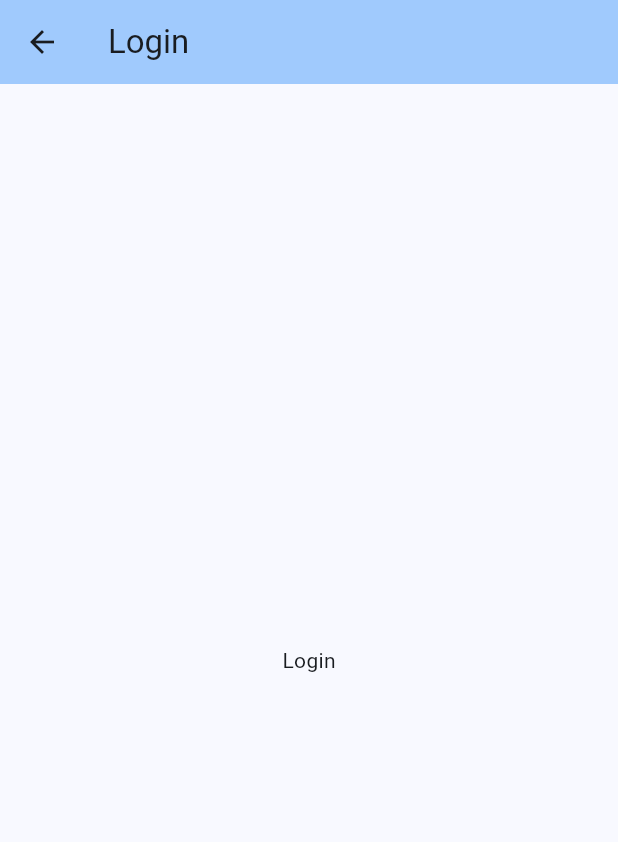
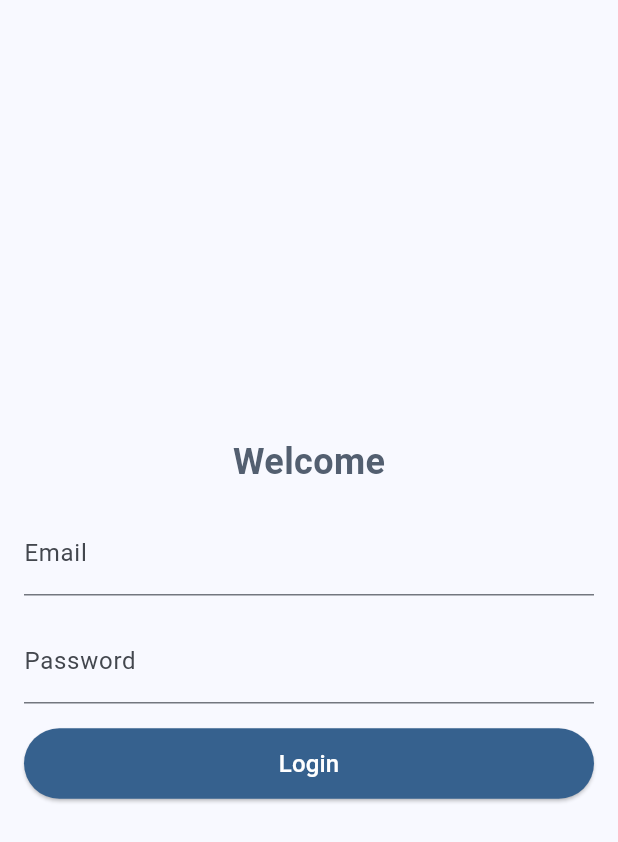
Before and after one commit to vvincentKung/scmp_mobile_assg, a Flutter app: the LoginPage screen opened directly, on a phone screen of 412 x 824 dp. Shown: the top 842 px of the screen. Run offline on Flutter 3.47's test engine with Material 3 defaults, Android fonts, the phone set to English and light mode, and no system bars.

Commit message:
feat: set up login_page

```diff
--- a/lib/main.dart
+++ b/lib/main.dart
@@ -1,5 +1,6 @@
 import 'package:flutter/material.dart';
 import 'package:scmp_mobile_assg/widgets/home/home_page.dart';
+import 'package:scmp_mobile_assg/widgets/login/login_page.dart';
 
 void main() {
   runApp(const MyApp());
@@ -16,7 +17,7 @@ class MyApp extends StatelessWidget {
       theme: ThemeData(
         colorScheme: ColorScheme.fromSeed(seedColor: Colors.blue),
       ),
-      home: const HomePage(),
+      home: const LoginPage(),
     );
   }
 }
--- /dev/null
+++ b/lib/widgets/login/components/login_button.dart
@@ -0,0 +1,25 @@
+import 'package:flutter/material.dart';
+
+class LoginButton extends StatelessWidget {
+  const LoginButton({super.key, required this.onPressed});
+
+  final VoidCallback onPressed;
+
+  @override
+  Widget build(BuildContext context) {
+    return SizedBox(
+      width: double.infinity,
+      child: ElevatedButton(
+        style: ElevatedButton.styleFrom(
+          backgroundColor: Theme.of(context).colorScheme.primary,
+          padding: const EdgeInsets.symmetric(vertical: 12.0),
+        ),
+      onPressed: onPressed,
+      child: Text(
+        'Login',
+        style: TextStyle(color: Theme.of(context).colorScheme.onPrimary, fontSize: 16.0),
+      ),
+      ),
+    );
+  }
+}
--- /dev/null
+++ b/lib/widgets/login/components/login_form.dart
@@ -0,0 +1,64 @@
+import 'package:flutter/material.dart';
+
+class LoginForm extends StatelessWidget {
+  const LoginForm({
+    super.key,
+    required this.formKey,
+    required this.onEmailChanged,
+    required this.onPasswordChanged,
+  });
+
+  final GlobalKey<FormState> formKey;
+  final Function(String) onEmailChanged;
+  final Function(String) onPasswordChanged;
+
+  @override
+  Widget build(BuildContext context) {
+    return Form(
+      key: formKey,
+      child: Column(
+        mainAxisAlignment: MainAxisAlignment.center,
+        spacing: 16.0,
+        children: [
+          Text(
+            'Welcome',
+            style: TextStyle(
+              fontSize: 24.0,
+              fontWeight: FontWeight.bold,
+              color: Theme.of(context).colorScheme.secondary,
+            ),
+          ),
+          TextFormField(
+            decoration: InputDecoration(labelText: 'Email'),
+            keyboardType: TextInputType.emailAddress,
+            style: TextStyle(
+              color: Theme.of(context).colorScheme.secondary,
+            ),
+            onChanged: onEmailChanged,
+            validator: (value) {
+              if (value == null || value.isEmpty) {
+                return 'Please enter your email';
+              }
+              return null;
+            },
+          ),
+          TextFormField(
+            decoration: InputDecoration(labelText: 'Password'),
+            keyboardType: TextInputType.visiblePassword,
+            style: TextStyle(
+              color: Theme.of(context).colorScheme.secondary,
+            ),
+            onChanged: onPasswordChanged,
+            obscureText: true,
+            validator: (value) {
+              if (value == null || value.isEmpty) {
+                return 'Please enter your password';
+              }
+              return null;
+            },
+          ),
+        ],
+      ),
+    );
+  }
+}
--- a/lib/widgets/login/login_page.dart
+++ b/lib/widgets/login/login_page.dart
@@ -1,5 +1,7 @@
 import 'package:flutter/material.dart';
-
+import 'package:scmp_mobile_assg/widgets/home/home_page.dart';
+import 'package:scmp_mobile_assg/widgets/login/components/login_button.dart';
+import 'package:scmp_mobile_assg/widgets/login/components/login_form.dart';
 
 class LoginPage extends StatefulWidget {
   const LoginPage({super.key});
@@ -9,16 +11,39 @@ class LoginPage extends StatefulWidget {
 }
 
 class _LoginPageState extends State<LoginPage> {
+  final _formKey = GlobalKey<FormState>();
 
   @override
   Widget build(BuildContext context) {
     return Scaffold(
-      appBar: AppBar(
-        backgroundColor: Theme.of(context).colorScheme.inversePrimary,
-        title: const Text('Login'),
-      ),
+      backgroundColor: Theme.of(context).colorScheme.surface,
       body: Center(
-        child: const Text('Login'),
+        child: Padding(
+          padding: EdgeInsetsGeometry.symmetric(horizontal: 16.0),
+          child: Column(
+            mainAxisAlignment: MainAxisAlignment.center,
+            spacing: 16.0,
+            children: [
+              LoginForm(formKey: _formKey,
+                onEmailChanged: (value) {
+                  debugPrint('Email changed: $value'); // TODO: Implement email change logic
+                },
+                onPasswordChanged: (value) {
+                  debugPrint('Password changed: $value'); // TODO: Implement password change logic
+                },
+              ),
+              LoginButton(
+                onPressed: () {
+                  if (_formKey.currentState!.validate()) {
+                    debugPrint(
+                      'Login successful',
+                    ); // TODO: Implement login logic
+                  }
+                },
+              ),
+            ],
+          ),
+        ),
       ),
     );
   }
```
